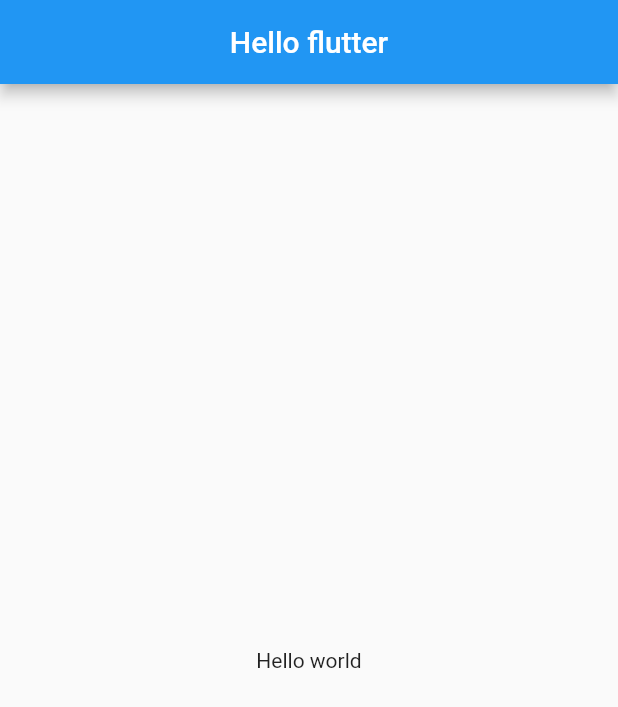
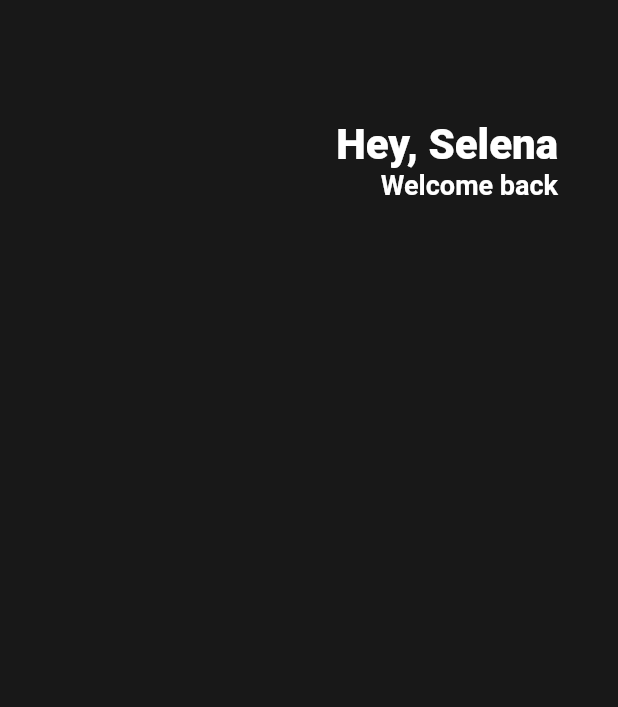
Before and after one commit to seoulsDohun/toonflix, a Flutter app: the screen it shows after launch, on a phone screen of 412 x 824 dp. Shown: the top 707 px of the screen. Run offline on Flutter 3.47's test engine with Material 2 defaults, Android fonts, the phone set to English and light mode, and no system bars.

Commit message:
위젯 익숙해지기 1탄

```diff
--- a/toonflix/lib/main.dart
+++ b/toonflix/lib/main.dart
@@ -2,30 +2,51 @@
 
 void main() {
   runApp(App()); // 위젯을 파라미터로 필요로함.
-  // App은 root 위젯이 된다.
 }
 
-// 위젯은 flutter SDK에 있는 3개의 core 위젯중 하나를 상속 받아야 함.
 class App extends StatelessWidget {
-  // StatelessWidget는 추상화 class로 build를 반드시 override해야함.
   @override
   Widget build(BuildContext context) {
-    return MaterialApp(
+    return const MaterialApp(
       home: Scaffold(
-        // Scaffold는 뼈대를 만드는 class
-        appBar: AppBar(
-          // AppBar는 상단 헤더를 만드는 class
-          title: Text('Hello flutter'),
-          centerTitle: true,
-        ),
-        body: Center(
-          // 안에 내용을 중앙으로 보내는 class
-          child: Text('Hello world'),
+        backgroundColor: Color(0xFF181818),
+        body: Padding(
+          padding: EdgeInsets.symmetric(horizontal: 40),
+          child: Column(
+            children: [
+              SizedBox(
+                height: 80,
+              ),
+              Row(
+                mainAxisAlignment: MainAxisAlignment.end,
+                children: [
+                  Column(
+                    crossAxisAlignment: CrossAxisAlignment.end,
+                    children: [
+                      Text(
+                        'Hey, Selena',
+                        style: TextStyle(
+                          color: Colors.white,
+                          fontSize: 28,
+                          fontWeight: FontWeight.w800,
+                        ),
+                      ),
+                      Text(
+                        'Welcome back',
+                        style: TextStyle(
+                          color: Colors.white,
+                          fontSize: 18,
+                          fontWeight: FontWeight.w600,
+                        ),
+                      ),
+                    ],
+                  ),
+                ],
+              ),
+            ],
+          ),
         ),
       ),
-    ); // 구글타입의 UI
-    // return CupertinoApp(); // 애플타입의 UI
-    // 본인이 커스터마이징을 통한 자신만의 UI를 만들고 싶어도 최초에 한번은 선택해야 함.
-    // 하지만 구글에서 만들었기 때문에 아직은 MaterialApp()이 더 보기 좋음.
+    );
   }
 }
```
